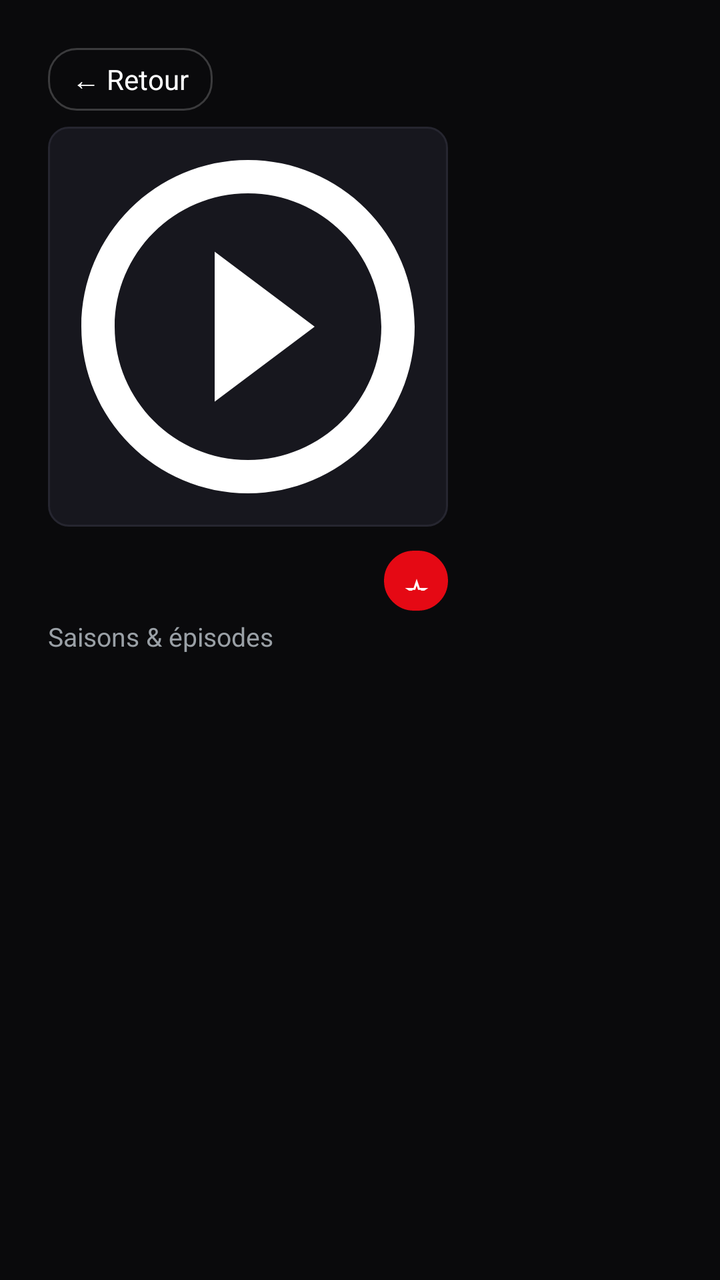
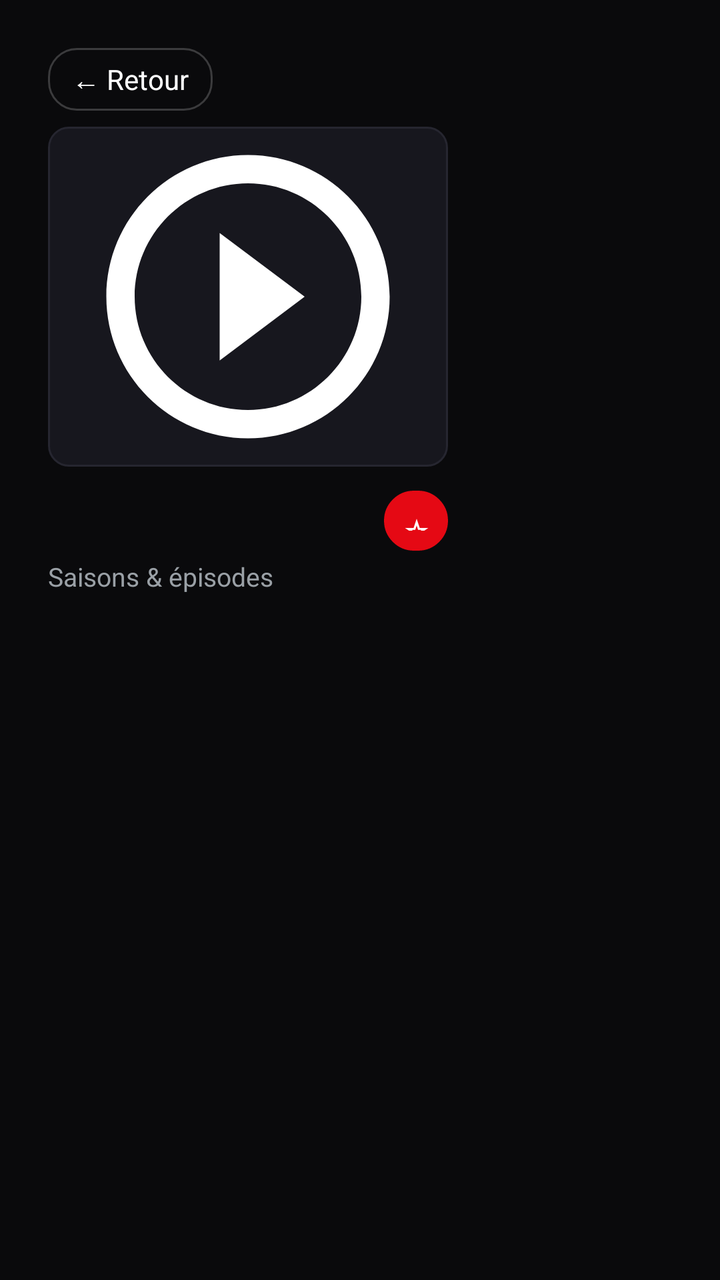

The first picture is an Android layout as it rendered before a commit; the second is the same layout after the commit. The layout source and the unified diff follow.
<!-- AndroidManifest.xml: application theme Theme.KZ -->
<!-- res/layout/activity_series.xml -->
<?xml version="1.0" encoding="utf-8"?>
<LinearLayout xmlns:android="http://schemas.android.com/apk/res/android"
    android:layout_width="match_parent"
    android:layout_height="match_parent"
    android:orientation="horizontal"
    android:background="@color/bg"
    android:padding="24dp">

    
    <LinearLayout
        android:layout_width="200dp"
        android:layout_height="match_parent"
        android:orientation="vertical"
        android:layout_marginEnd="24dp">

        <TextView
            android:id="@+id/backBtn"
            android:layout_width="wrap_content"
            android:layout_height="wrap_content"
            android:text="← Retour"
            android:textColor="@color/text"
            android:textSize="14sp"
            android:background="@drawable/bg_focus_chip"
            android:paddingStart="12dp"
            android:paddingEnd="12dp"
            android:paddingTop="6dp"
            android:paddingBottom="6dp"
            android:layout_marginBottom="8dp"
            android:clickable="true"
            android:focusable="true" />

        <ImageView
            android:id="@+id/posterIv"
            android:layout_width="match_parent"
            android:layout_height="wrap_content"
            android:maxHeight="240dp"
            android:adjustViewBounds="true"
            android:scaleType="fitCenter"
            android:background="@drawable/bg_tile"
            android:src="@drawable/ic_movie" />

        <LinearLayout
            android:layout_width="match_parent"
            android:layout_height="wrap_content"
            android:orientation="horizontal"
            android:gravity="center_vertical"
            android:layout_marginTop="12dp">

            <TextView
                android:id="@+id/seriesTitle"
                android:layout_width="0dp"
                android:layout_height="wrap_content"
                android:layout_weight="1"
                android:textColor="@color/text"
                android:textSize="20sp"
                android:textStyle="bold"
                android:maxLines="2"
                android:ellipsize="end" />

            <Button
                android:id="@+id/favBtn"
                android:layout_width="32dp"
                android:layout_height="30dp"
                android:minWidth="0dp"
                android:minHeight="0dp"
                android:text="☆"
                android:textAllCaps="false"
                android:textColor="@color/text"
                android:textStyle="bold"
                android:textSize="13sp"
                android:includeFontPadding="false"
                android:paddingStart="0dp"
                android:paddingEnd="0dp"
                android:background="@drawable/bg_fav_chip"
                android:stateListAnimator="@null"
                android:focusable="true"
                android:clickable="true"
                android:layout_marginStart="8dp" />
        </LinearLayout>

        <TextView
            android:layout_width="match_parent"
            android:layout_height="wrap_content"
            android:text="Saisons &amp; épisodes"
            android:textColor="@color/muted"
            android:textSize="13sp"
            android:layout_marginTop="4dp" />

        
        <ScrollView
            android:layout_width="match_parent"
            android:layout_height="0dp"
            android:layout_weight="1"
            android:layout_marginTop="10dp"
            android:scrollbars="none"
            android:fadeScrollbars="false">

            <TextView
                android:id="@+id/seriesSummary"
                android:layout_width="match_parent"
                android:layout_height="wrap_content"
                android:textColor="#CCFFFFFF"
                android:textSize="12sp"
                android:lineSpacingExtra="2dp"
                android:visibility="gone" />
        </ScrollView>

    </LinearLayout>

    
    <FrameLayout
        android:layout_width="0dp"
        android:layout_height="match_parent"
        android:layout_weight="1">

        <androidx.recyclerview.widget.RecyclerView
            android:id="@+id/episodeRv"
            android:layout_width="match_parent"
            android:layout_height="match_parent"
            android:clipToPadding="false"
            android:paddingBottom="24dp" />

        <ProgressBar
            android:id="@+id/progress"
            android:layout_width="wrap_content"
            android:layout_height="wrap_content"
            android:layout_gravity="center"
            android:visibility="gone" />

        <TextView
            android:id="@+id/msgTv"
            android:layout_width="wrap_content"
            android:layout_height="wrap_content"
            android:layout_gravity="center"
            android:textColor="@color/muted"
            android:textSize="15sp" />
    </FrameLayout>

</LinearLayout>
<!-- resources referenced by this layout -->
<resources>
  <color name="bg">#0A0A0C</color>
  <color name="muted">#9AA0A6</color>
  <color name="text">#FFFFFF</color>
  <!-- drawable bg_fav_chip (drawable) -->
  <?xml version="1.0" encoding="utf-8"?>
  <selector xmlns:android="http://schemas.android.com/apk/res/android">
      <item android:state_focused="true">
          <shape android:shape="rectangle">
              <solid android:color="#24262B" />
              <corners android:radius="16dp" />
              <stroke android:width="1dp" android:color="@color/accent" />
          </shape>
      </item>
      <item android:state_pressed="true">
          <shape android:shape="rectangle">
              <solid android:color="#2B2E34" />
              <corners android:radius="16dp" />
              <stroke android:width="1dp" android:color="@color/accent" />
          </shape>
      </item>
      <item>
          <shape android:shape="rectangle">
              <solid android:color="#181A1F" />
              <corners android:radius="16dp" />
              <stroke android:width="1dp" android:color="#3A3D44" />
          </shape>
      </item>
  </selector>
  <!-- drawable bg_tile (drawable) -->
  <?xml version="1.0" encoding="utf-8"?>
  <selector xmlns:android="http://schemas.android.com/apk/res/android">
      
      <item android:state_focused="true">
          <shape android:shape="rectangle">
              <solid android:color="@color/card" />
              <corners android:radius="10dp" />
              <stroke android:width="3dp" android:color="@color/accent" />
          </shape>
      </item>
      <item android:state_pressed="true">
          <shape android:shape="rectangle">
              <solid android:color="@color/card" />
              <corners android:radius="10dp" />
              <stroke android:width="3dp" android:color="@color/accent" />
          </shape>
      </item>
      
      <item>
          <shape android:shape="rectangle">
              <solid android:color="@color/card" />
              <corners android:radius="10dp" />
              <stroke android:width="1dp" android:color="@color/stroke" />
          </shape>
      </item>
  </selector>
  <!-- drawable ic_movie (drawable) -->
  <?xml version="1.0" encoding="utf-8"?>
  <vector xmlns:android="http://schemas.android.com/apk/res/android"
      android:width="24dp" android:height="24dp"
      android:viewportWidth="24" android:viewportHeight="24">
      <path android:fillColor="#FFFFFF" android:pathData="M10,16.5l6,-4.5 -6,-4.5v9zM12,2C6.48,2 2,6.48 2,12s4.48,10 10,10 10,-4.48 10,-10S17.52,2 12,2zM12,20c-4.41,0 -8,-3.59 -8,-8s3.59,-8 8,-8 8,3.59 8,8 -3.59,8 -8,8z" />
  </vector>
  <style name="Theme.KZ" parent="Theme.Material3.DayNight.NoActionBar">
          <item name="android:windowBackground">@color/bg</item>
          <item name="android:statusBarColor">@color/bg</item>
          <item name="android:navigationBarColor">@color/bg</item>
          <item name="colorPrimary">@color/accent</item>
          <item name="colorOnPrimary">@color/text</item>
      </style>
  <color name="accent">#E50914</color>
  <color name="danger">#FF3B4E</color>
  <color name="card">#17171E</color>
  <color name="stroke">#262630</color>
  <!-- unchanged entries left out for length: 1 -->
</resources>

<!-- the commit's change to res/layout/activity_series.xml (unified diff, before → after) -->
@@ -1,5 +1,6 @@
 <?xml version="1.0" encoding="utf-8"?>
 <LinearLayout xmlns:android="http://schemas.android.com/apk/res/android"
+    xmlns:app="http://schemas.android.com/apk/res-auto"
     android:layout_width="match_parent"
     android:layout_height="match_parent"
     android:orientation="horizontal"
@@ -33,7 +34,7 @@
             android:id="@+id/posterIv"
             android:layout_width="match_parent"
             android:layout_height="wrap_content"
-            android:maxHeight="240dp"
+            android:maxHeight="170dp"
             android:adjustViewBounds="true"
             android:scaleType="fitCenter"
             android:background="@drawable/bg_tile"
@@ -87,23 +88,20 @@
             android:layout_marginTop="4dp" />
 
         
-        <ScrollView
+        <TextView
+            android:id="@+id/seriesSummary"
             android:layout_width="match_parent"
             android:layout_height="0dp"
             android:layout_weight="1"
             android:layout_marginTop="10dp"
-            android:scrollbars="none"
-            android:fadeScrollbars="false">
-
-            <TextView
-                android:id="@+id/seriesSummary"
-                android:layout_width="match_parent"
-                android:layout_height="wrap_content"
-                android:textColor="#CCFFFFFF"
-                android:textSize="12sp"
-                android:lineSpacingExtra="2dp"
-                android:visibility="gone" />
-        </ScrollView>
+            android:textColor="#CCFFFFFF"
+            android:lineSpacingExtra="1dp"
+            android:gravity="top"
+            android:visibility="gone"
+            app:autoSizeTextType="uniform"
+            app:autoSizeMinTextSize="9sp"
+            app:autoSizeMaxTextSize="13sp"
+            app:autoSizeStepGranularity="1sp" />
 
     </LinearLayout>
 
<!-- resource entries referenced after the edit -->
@@ -8,16 +8,23 @@
   <selector xmlns:android="http://schemas.android.com/apk/res/android">
       <item android:state_focused="true">
           <shape android:shape="rectangle">
-              <solid android:color="#24262B" />
+              <solid android:color="@color/accent" />
               <corners android:radius="16dp" />
-              <stroke android:width="1dp" android:color="@color/accent" />
+              <stroke android:width="2dp" android:color="@color/danger" />
           </shape>
       </item>
       <item android:state_pressed="true">
           <shape android:shape="rectangle">
-              <solid android:color="#2B2E34" />
+              <solid android:color="@color/danger" />
               <corners android:radius="16dp" />
-              <stroke android:width="1dp" android:color="@color/accent" />
+              <stroke android:width="2dp" android:color="@color/text" />
+          </shape>
+      </item>
+      <item android:state_selected="true">
+          <shape android:shape="rectangle">
+              <solid android:color="@color/accent" />
+              <corners android:radius="16dp" />
+              <stroke android:width="2dp" android:color="@color/danger" />
           </shape>
       </item>
       <item>
